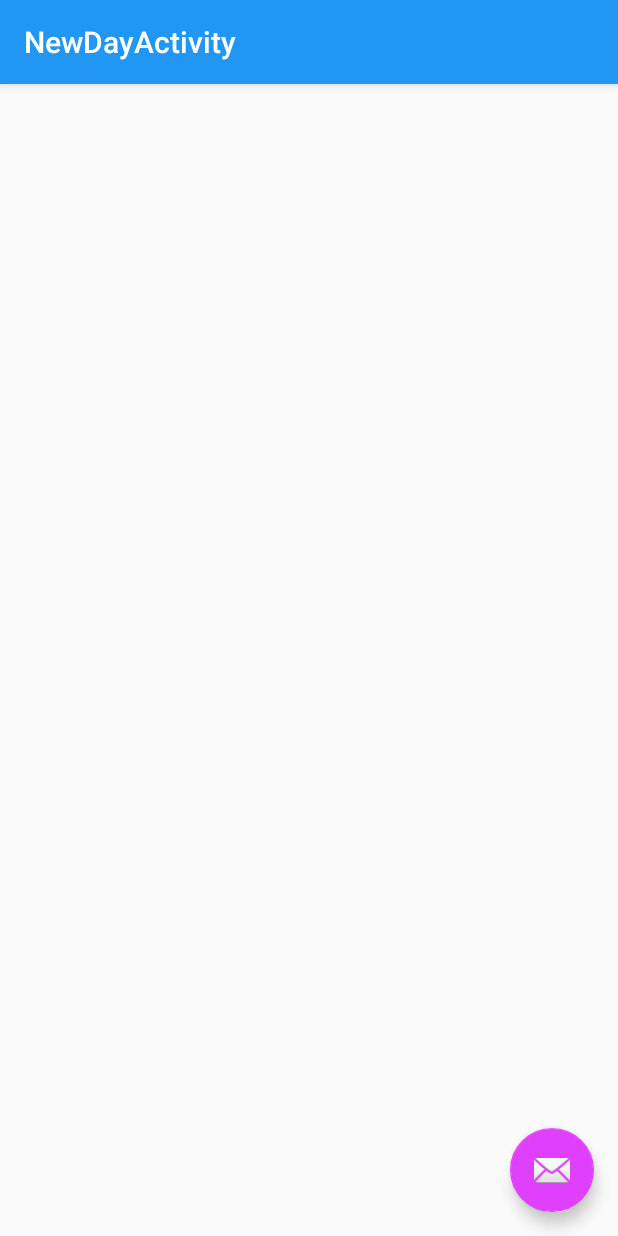
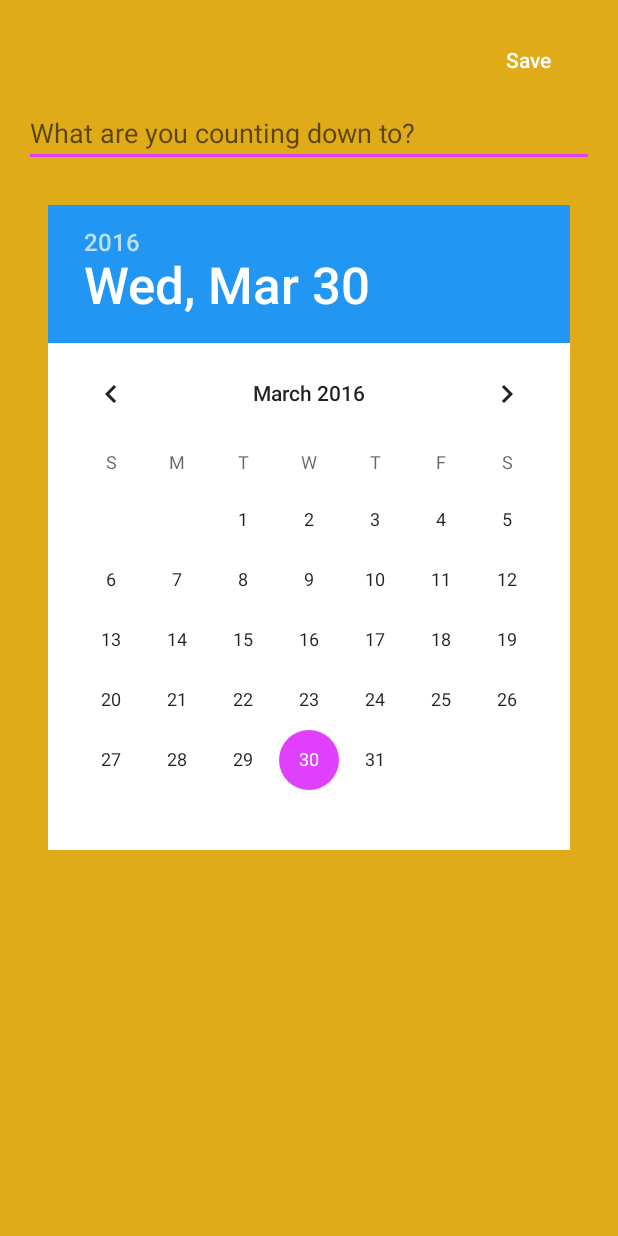
Before and after one commit to fadelakin/days-before, an Android app: the NewDayActivity screen opened directly, with no data from a screen before it, on a phone screen of 412 x 824 dp. Run offline under Robolectric (Android 15) with nearby library versions, the phone set to English and light mode, and no system bars; our stand-ins replace ButterKnife; libraries missing offline, so code that uses them is left out: io.realm; 1 statement that could not run was skipped.

Commit message:
visual things are difficult

```diff
--- a/app/src/main/java/com/fisheradelakin/daysbefore/NewDayActivity.java
+++ b/app/src/main/java/com/fisheradelakin/daysbefore/NewDayActivity.java
@@ -1,23 +1,98 @@
 package com.fisheradelakin.daysbefore;
 
+import android.content.Intent;
+import android.graphics.Color;
+import android.os.Build;
 import android.os.Bundle;
 import android.support.design.widget.FloatingActionButton;
 import android.support.design.widget.Snackbar;
 import android.support.v7.app.AppCompatActivity;
 import android.support.v7.widget.Toolbar;
 import android.view.View;
+import android.view.Window;
+import android.view.WindowManager;
+import android.widget.DatePicker;
+import android.widget.EditText;
+import android.widget.RelativeLayout;
+import android.widget.Toast;
+
+import java.text.SimpleDateFormat;
+import java.util.Calendar;
+import java.util.Date;
+import java.util.Locale;
+
+import butterknife.Bind;
+import butterknife.ButterKnife;
+import io.realm.Realm;
 
 public class NewDayActivity extends AppCompatActivity {
+
+    @Bind(R.id.occasion_edit) EditText occasion;
+    @Bind(R.id.datePicker) DatePicker mDatePicker;
+    @Bind(R.id.new_layout) RelativeLayout newLayout;
+
+    private int mColor;
+    private Realm mRealm;
 
     @Override
     protected void onCreate(Bundle savedInstanceState) {
         super.onCreate(savedInstanceState);
         setContentView(R.layout.activity_new_day);
-        Toolbar toolbar = (Toolbar) findViewById(R.id.toolbar);
-        setSupportActionBar(toolbar);
+        ButterKnife.bind(this);
+
+        mRealm = Realm.getDefaultInstance();
 
         Colors colors = new Colors();
-        int color = colors.getColor();
+        mColor = colors.getColor();
+
+        newLayout.setBackgroundColor(mColor);
+
+        // generate a new color based on the background color for the status bar
+        // using hsv because it makes it super easy bruh.
+        float[] hsv = new float[3];
+        Color.colorToHSV(mColor, hsv);
+        hsv[2] *= 0.75f; // value component
+        int statusBarColor = Color.HSVToColor(hsv);
+
+        // set status bar to a darker color of the background
+        if(Build.VERSION.SDK_INT >= Build.VERSION_CODES.LOLLIPOP) {
+            Window w = getWindow();
+            w.addFlags(WindowManager.LayoutParams.FLAG_DRAWS_SYSTEM_BAR_BACKGROUNDS);
+            w.clearFlags(WindowManager.LayoutParams.FLAG_TRANSLUCENT_STATUS);
+            w.setStatusBarColor(statusBarColor);
+        }
+    }
+
+    private void saveDay() {
+        Day day = new Day();
+
+        day.setColor(mColor);
+        day.setOccasion(occasion.getText().toString());
+
+        int dayOfMonth = mDatePicker.getDayOfMonth();
+        int month = mDatePicker.getMonth();
+        int year = mDatePicker.getYear();
+
+        Calendar calendar = Calendar.getInstance();
+        calendar.set(year, month, dayOfMonth); // with calendar, i can set hour min and secs as well. :/
+
+        day.setDate(calendar.getTime());
+
+        day.setTimestamp(new SimpleDateFormat("yyyyMMdd_HHmmss", Locale.getDefault()).format(new Date()));
+
+        mRealm.beginTransaction();
+        mRealm.copyToRealm(day);
+        mRealm.commitTransaction();
+
+        mRealm.executeTransaction(new Realm.Transaction() {
+            @Override
+            public void execute(Realm realm) {
+                Toast.makeText(NewDayActivity.this, "Date saved", Toast.LENGTH_SHORT).show();
+                Intent intent = new Intent(NewDayActivity.this, MainActivity.class);
+                startActivity(intent);
+            }
+        });
+
     }
 
 }
--- a/app/src/main/res/layout/activity_new_day.xml
+++ b/app/src/main/res/layout/activity_new_day.xml
@@ -13,23 +13,8 @@
         android:layout_height="wrap_content"
         android:theme="@style/AppTheme.AppBarOverlay">
 
-        <android.support.v7.widget.Toolbar
-            android:id="@+id/toolbar"
-            android:layout_width="match_parent"
-            android:layout_height="?attr/actionBarSize"
-            android:background="?attr/colorPrimary"
-            app:popupTheme="@style/AppTheme.PopupOverlay"/>
-
     </android.support.design.widget.AppBarLayout>
 
     <include layout="@layout/content_new_day"/>
 
-    <android.support.design.widget.FloatingActionButton
-        android:id="@+id/fab"
-        android:layout_width="wrap_content"
-        android:layout_height="wrap_content"
-        android:layout_gravity="bottom|end"
-        android:layout_margin="@dimen/fab_margin"
-        android:src="@android:drawable/ic_dialog_email"/>
-
 </android.support.design.widget.CoordinatorLayout>
--- a/app/src/main/res/layout/content_new_day.xml
+++ b/app/src/main/res/layout/content_new_day.xml
@@ -11,6 +11,36 @@
     android:paddingTop="@dimen/activity_vertical_margin"
     app:layout_behavior="@string/appbar_scrolling_view_behavior"
     tools:context="com.fisheradelakin.daysbefore.NewDayActivity"
-    tools:showIn="@layout/activity_new_day">
+    tools:showIn="@layout/activity_new_day"
+    android:id="@+id/new_layout">
+
+    <EditText android:layout_width="match_parent"
+              android:layout_height="wrap_content"
+              android:id="@+id/occasion_edit"
+              android:hint="@string/occasion_hint"
+              android:textColor="@color/colorTextAndIcons"
+              android:layout_centerHorizontal="true"
+        android:layout_marginTop="50dp"/>
+
+    <DatePicker
+        android:layout_width="wrap_content"
+        android:layout_height="wrap_content"
+        android:id="@+id/datePicker"
+        android:layout_below="@+id/occasion_edit"
+        android:layout_centerHorizontal="true"
+        android:headerBackground="@color/colorPrimary"
+        android:background="@color/colorTextAndIcons"
+        android:layout_marginTop="25dp"/>
+    <Button
+        android:layout_width="wrap_content"
+        android:layout_height="wrap_content"
+        android:text="@string/save"
+        android:id="@+id/save_button"
+        android:layout_alignParentTop="true"
+        android:layout_alignParentRight="true"
+        android:layout_alignParentEnd="true"
+        android:background="@android:color/transparent"
+        android:textAllCaps="false"
+        android:textColor="@color/colorTextAndIcons"/>
 
 </RelativeLayout>
--- a/app/src/main/res/values/colors.xml
+++ b/app/src/main/res/values/colors.xml
@@ -4,6 +4,7 @@
     <color name="colorPrimaryDark">#1976D2</color>
     <color name="colorAccent">#E040FB</color>
     <color name="colorPrimaryText">#212121</color>
-    <color name="colorSecondarytext">#727272</color>
+    <color name="colorSecondaryText">#727272</color>
     <color name="colorDivider">#B6B6B6</color>
+    <color name="colorTextAndIcons">#FFFFFF</color>
 </resources>
--- a/app/src/main/res/values/strings.xml
+++ b/app/src/main/res/values/strings.xml
@@ -3,4 +3,6 @@
     <string name="action_settings">Settings</string>
     <string name="title_activity_detail">DetailActivity</string>
     <string name="title_activity_new_day">NewDayActivity</string>
+    <string name="occasion_hint">What are you counting down to?</string>
+    <string name="save">Save</string>
 </resources>
```
